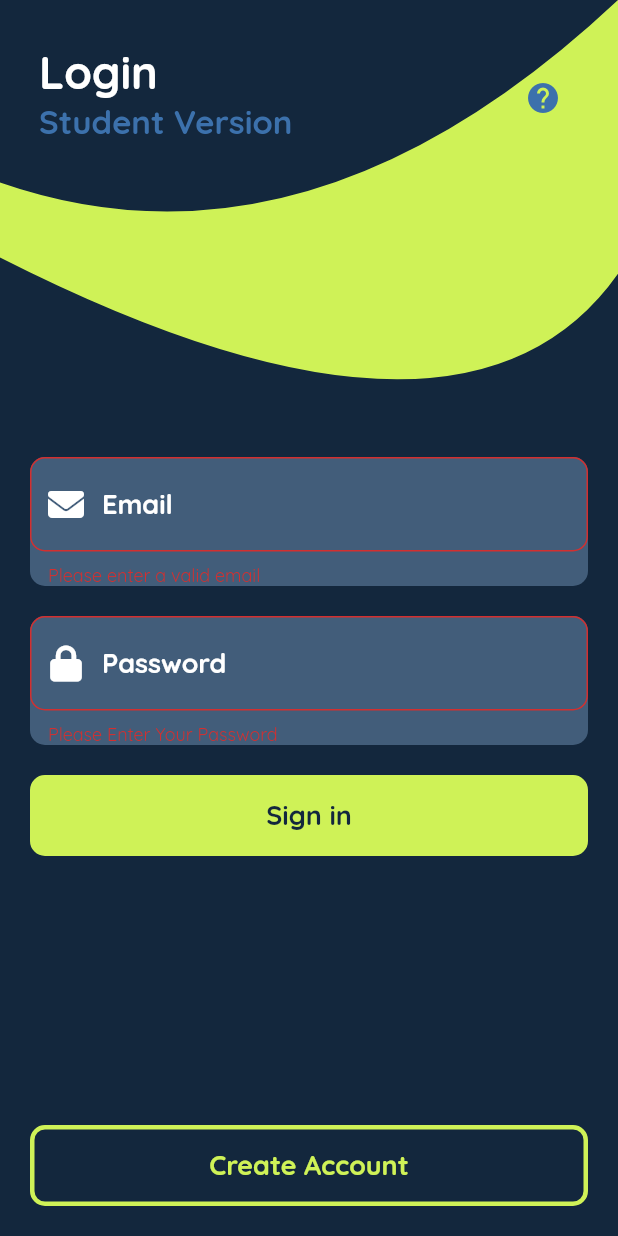
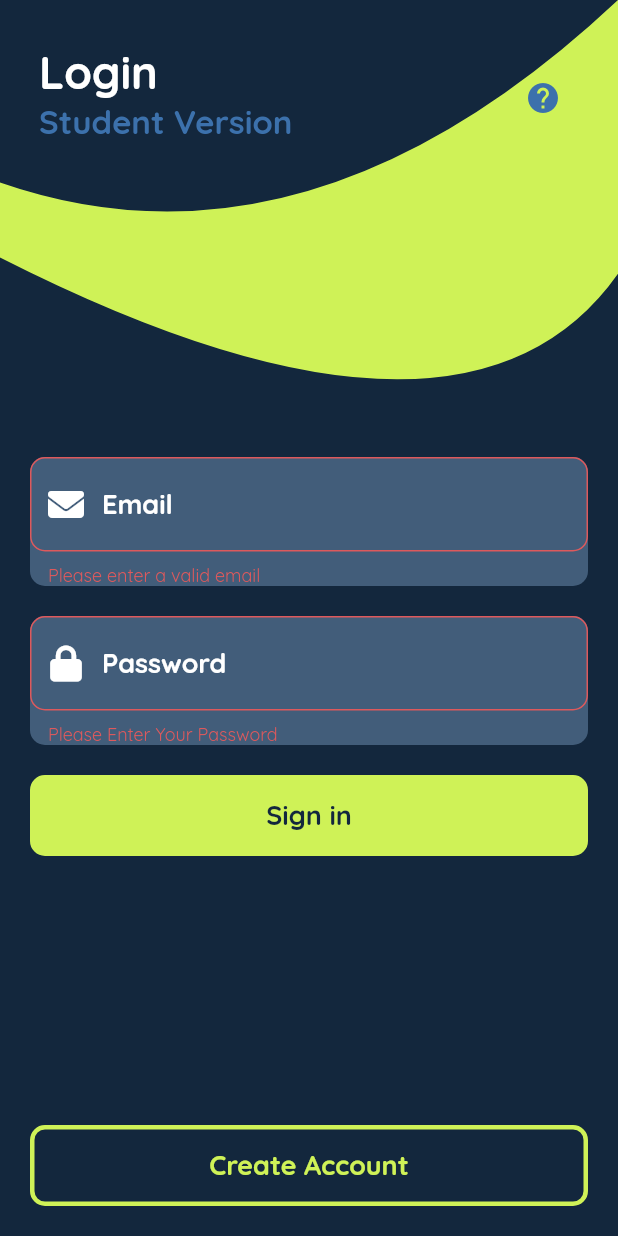
Before and after one commit to SVUCE-Programmers/ProjectSVUCE, a Flutter app: the SignUpView screen opened directly, after a tap on "Next", after a tap on "Already have an account? Login", after a tap on "Sign in", on a phone screen of 412 x 824 dp. Run offline on Flutter 3.47's test engine with Material 2 defaults, Android fonts, the phone set to English and light mode, and no system bars; our stand-ins replace cloud_firestore, firebase_auth, flutter_icons, get_it, provider_architecture; accounts and stored records are empty.

Commit message:
:art: ui improvements

```diff
--- a/lib/main.dart
+++ b/lib/main.dart
@@ -33,6 +33,7 @@ class MainApp extends StatelessWidget {
           primaryColor: primary,
           primarySwatch: Colors.lime,
           textTheme: TextTheme(body1: bodyText.copyWith(color: textPrimary)),
+          errorColor: errorColor,
           dialogTheme: DialogTheme(
               titleTextStyle: bodyText.copyWith(color: textPrimary),
               shape: RoundedRectangleBorder(
--- a/lib/ui/shared/app_colors.dart
+++ b/lib/ui/shared/app_colors.dart
@@ -8,3 +8,4 @@ const Color secondaryDark = Color(0xFF13273D);
 
 //Font Colors
 const Color textPrimary = Color(0xFFFFFFFF);
+const Color errorColor = Color(0xFFde595c);
--- a/lib/ui/views/signup_view.dart
+++ b/lib/ui/views/signup_view.dart
@@ -45,7 +45,8 @@ class SignUpView extends StatelessWidget {
                 margin: EdgeInsets.only(top: 150),
                 child: IndexedStack(
                   index: model.currentIndex,
-                  children: [pageOne(model), pageTwo(model)].map((widget) {
+                  children:
+                      [pageOne(model), pageTwo(model, context)].map((widget) {
                     return Center(
                       child: widget,
                     );
--- a/lib/ui/widgets/button_wrapper.dart
+++ b/lib/ui/widgets/button_wrapper.dart
@@ -2,12 +2,14 @@ import 'package:flutter/material.dart';
 
 class WidgetWrapper extends StatelessWidget {
   final BoxDecoration decoration;
+  final double width;
   final Widget child;
-  const WidgetWrapper({Key key, this.decoration, this.child}) : super(key: key);
+  const WidgetWrapper({Key key, this.decoration, this.child, this.width})
+      : super(key: key);
   @override
   Widget build(BuildContext context) {
     return Container(
-      width: double.infinity,
+      width: width ?? double.infinity,
       margin: EdgeInsets.only(bottom: 20.0),
       decoration: decoration,
       child: child,
--- a/lib/ui/widgets/signup_pages.dart
+++ b/lib/ui/widgets/signup_pages.dart
@@ -80,7 +80,7 @@ Widget pageOne(SignUpViewModel model) {
   );
 }
 
-Widget pageTwo(SignUpViewModel model) {
+Widget pageTwo(SignUpViewModel model, BuildContext context) {
   return Form(
     key: model.pageTwoForm,
     child: ListView(
@@ -122,7 +122,44 @@ Widget pageTwo(SignUpViewModel model) {
           ),
         ),
         WidgetWrapper(
+          decoration: textFieldDecoration,
+          child: TextFormField(
+            validator: model.validatePassword,
+            style: buttonText.copyWith(color: textPrimary),
+            controller: model.confirmPasswordController,
+            obscureText: true,
+            keyboardType: TextInputType.text,
+            decoration: InputDecoration(
+                border: textFieldInputBorder,
+                prefixIcon: Icon(
+                  FontAwesome.lock,
+                  color: textPrimary,
+                ),
+                hintText: 'Confirm Password',
+                hintStyle: buttonText.copyWith(color: textPrimary)),
+          ),
+        ),
+        Row(
+          mainAxisAlignment: MainAxisAlignment.spaceBetween,
+          children: <Widget>[
+            WidgetWrapper(
+              decoration: buttonDecoration,
+              width: MediaQuery.of(context).size.width / 2 - 50,
+              child: FlatButton(
+                  splashColor: secondaryLight,
+                  onPressed: model.goBack,
+                  child: model.busy
+                      ? CircularProgressIndicator(
+                          valueColor: AlwaysStoppedAnimation(secondaryDark),
+                        )
+                      : Text(
+                          "Go Back",
+                          style: buttonText.apply(color: primary),
+                        )),
+            ),
+            WidgetWrapper(
               decoration: buttonDecoration.copyWith(color: primary),
+              width: MediaQuery.of(context).size.width / 2 - 50,
               child: FlatButton(
                   splashColor: secondaryLight,
                   onPressed: model.createUser,
@@ -136,6 +173,8 @@ Widget pageTwo(SignUpViewModel model) {
                         )),
             ),
           ],
+        )
+      ],
     ),
   );
 }
```
Also changed, not shown: lib/viewmodels/signup_viewmodel.dart (+20 -4 lines). Lines whose indentation alone changed are shown as unchanged.
